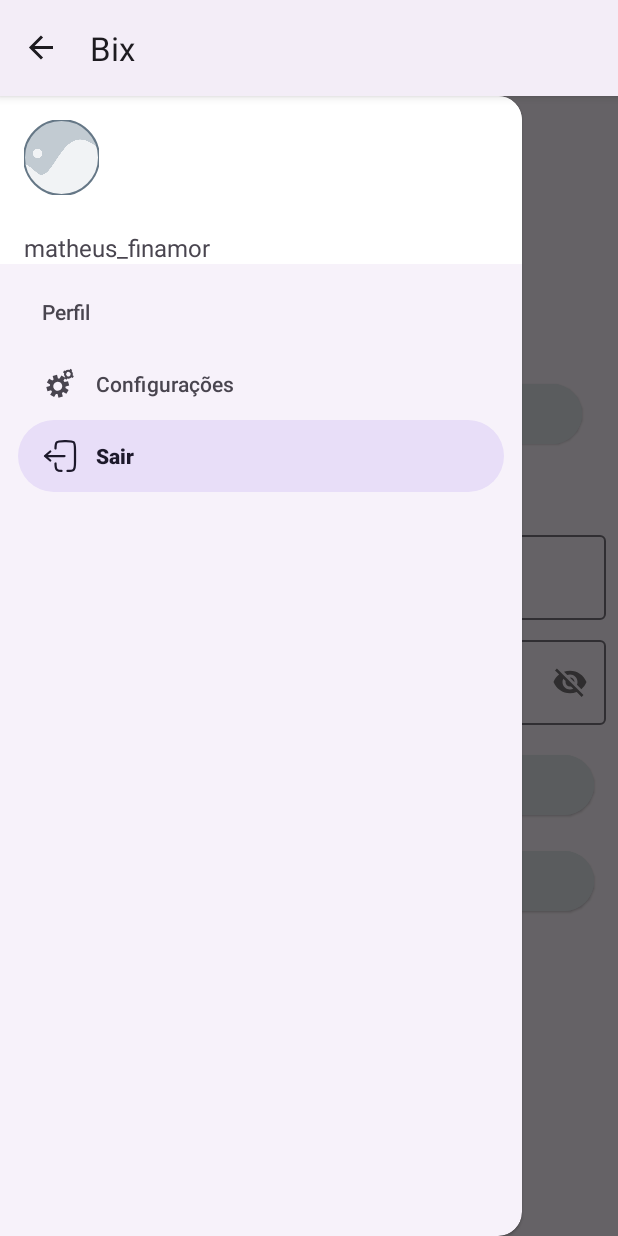
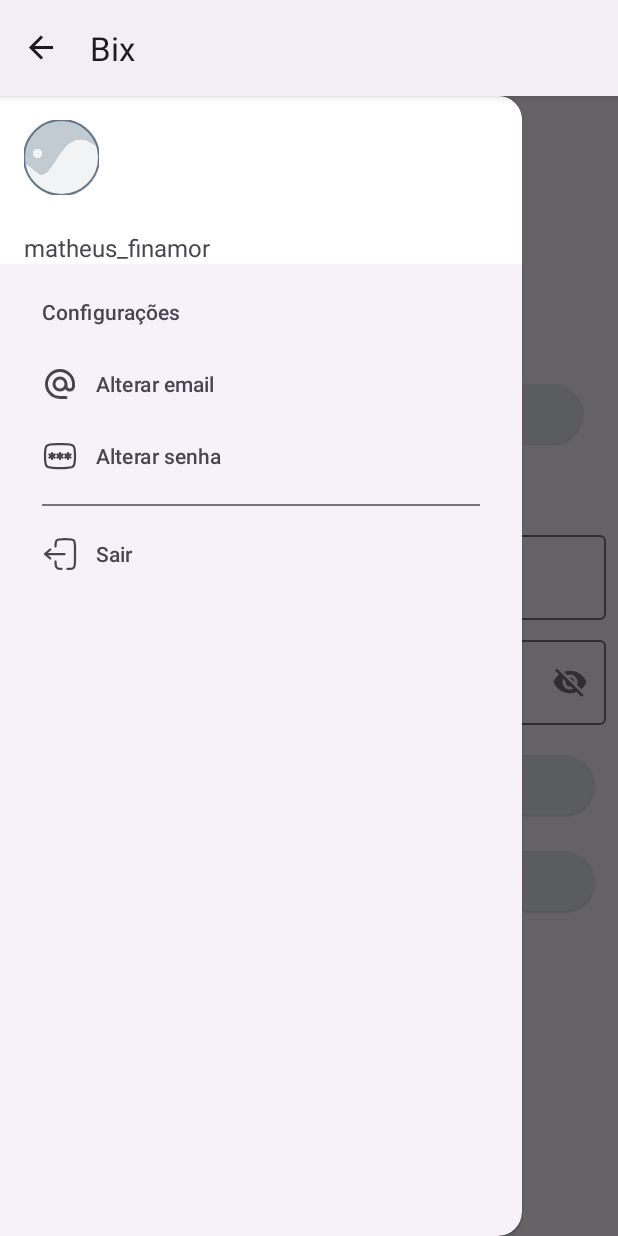
Before and after one commit to matheusfinamor1/Projeto-Bix, an Android app: the screen it shows after launch (MainActivity), in the side drawer, after a tap on "Sair", on a phone screen of 412 x 824 dp. Run offline under Robolectric (Android 15) with nearby library versions, the phone set to English and light mode, and no system bars; our stand-ins replace Firebase (no records; nobody signed in at launch, a user with empty details on screens opened directly), navigation-ui.

Commit message:
adjust items drawer

```diff
--- a/app/src/main/java/com/example/projetobix/presentation/main/MainActivity.kt
+++ b/app/src/main/java/com/example/projetobix/presentation/main/MainActivity.kt
@@ -40,12 +40,14 @@ class MainActivity : AppCompatActivity(), MainActivityListener {
 
         binding.navView.setNavigationItemSelectedListener {
             when (it.itemId) {
-                R.id.drawer_config -> {
-                    Toast.makeText(applicationContext, "Config click", Toast.LENGTH_LONG).show()
+                R.id.nav_subitem1 -> {
+                    Toast.makeText(applicationContext, "subitem1 click", Toast.LENGTH_LONG).show()
                 }
-
-                R.id.drawer_logout -> {
-                    Toast.makeText(applicationContext, "Logout click", Toast.LENGTH_LONG).show()
+                R.id.nav_subitem2 -> {
+                    Toast.makeText(applicationContext, "subitem2 click", Toast.LENGTH_LONG).show()
+                }
+                R.id.logout_item -> {
+                    Toast.makeText(applicationContext, "sair click", Toast.LENGTH_LONG).show()
                 }
             }
             true
--- /dev/null
+++ b/app/src/main/res/drawable/ic_email.xml
@@ -0,0 +1,7 @@
+<vector android:height="24dp" android:viewportHeight="24"
+    android:viewportWidth="24" android:width="24dp" xmlns:android="http://schemas.android.com/apk/res/android">
+    <path android:fillColor="#00000000"
+        android:pathData="M16,12C16,14.209 14.209,16 12,16C9.791,16 8,14.209 8,12C8,9.791 9.791,8 12,8C14.209,8 16,9.791 16,12ZM16,12V13.5C16,14.881 17.119,16 18.5,16V16C19.881,16 21,14.881 21,13.5V12C21,7.029 16.971,3 12,3C7.029,3 3,7.029 3,12C3,16.971 7.029,21 12,21H16"
+        android:strokeColor="#1C274C" android:strokeLineCap="round"
+        android:strokeLineJoin="round" android:strokeWidth="2"/>
+</vector>
--- /dev/null
+++ b/app/src/main/res/drawable/ic_password.xml
@@ -0,0 +1,15 @@
+<vector android:height="24dp" android:viewportHeight="24"
+    android:viewportWidth="24" android:width="24dp" xmlns:android="http://schemas.android.com/apk/res/android">
+    <path android:fillColor="#00000000"
+        android:pathData="M2,12C2,8.229 2,6.343 3.172,5.172C4.343,4 6.229,4 10,4H14C17.771,4 19.657,4 20.828,5.172C22,6.343 22,8.229 22,12C22,15.771 22,17.657 20.828,18.828C19.657,20 17.771,20 14,20H10C6.229,20 4.343,20 3.172,18.828C2,17.657 2,15.771 2,12Z"
+        android:strokeColor="#1C274C" android:strokeWidth="1.5"/>
+    <path android:fillColor="#00000000"
+        android:pathData="M12,10V14M10.268,11L13.732,13M13.732,11L10.268,13"
+        android:strokeColor="#1C274C" android:strokeLineCap="round" android:strokeWidth="1.5"/>
+    <path android:fillColor="#00000000"
+        android:pathData="M6.733,10V14M5,11L8.464,13M8.464,11L5,13"
+        android:strokeColor="#1C274C" android:strokeLineCap="round" android:strokeWidth="1.5"/>
+    <path android:fillColor="#00000000"
+        android:pathData="M17.268,10V14M15.536,11L19,13M19,11L15.535,13"
+        android:strokeColor="#1C274C" android:strokeLineCap="round" android:strokeWidth="1.5"/>
+</vector>
--- a/app/src/main/res/menu/navigation_drawer.xml
+++ b/app/src/main/res/menu/navigation_drawer.xml
@@ -1,20 +1,25 @@
 <?xml version="1.0" encoding="utf-8"?>
 <menu xmlns:android="http://schemas.android.com/apk/res/android">
+    <group>
+        <item
+            android:id="@+id/config_item"
+            android:title="@string/title_drawer_config">
+            <menu>
+                <item
+                    android:id="@+id/nav_subitem1"
+                    android:icon="@drawable/ic_email"
+                    android:title="@string/title_drawer_email" />
+                <item
+                    android:id="@+id/nav_subitem2"
+                    android:icon="@drawable/ic_password"
+                    android:title="@string/title_drawer_password" />
+            </menu>
+        </item>
+    </group>
+
     <item
-        android:id="@+id/main_item"
-        android:title="Perfil">
-        <menu>
-            <item
-                android:id="@+id/drawer_config"
-                android:checkable="true"
-                android:icon="@drawable/ic_config"
-                android:title="Configurações" />
-            <item
-                android:id="@+id/drawer_logout"
-                android:checkable="true"
-                android:icon="@drawable/ic_logout"
-                android:title="Sair" />
-        </menu>
+        android:id="@+id/logout_item"
+        android:icon="@drawable/ic_logout"
+        android:title="@string/title_drawer_logout">
     </item>
-
 </menu>
--- a/app/src/main/res/values/strings.xml
+++ b/app/src/main/res/values/strings.xml
@@ -57,6 +57,10 @@
 
     <string name="title_open">Abrir</string>
     <string name="title_close">Fechar</string>
+    <string name="title_drawer_config">Configurações</string>
+    <string name="title_drawer_email">Alterar email</string>
+    <string name="title_drawer_password">Alterar senha</string>
+    <string name="title_drawer_logout">Sair</string>
 
 
 </resources>
```
